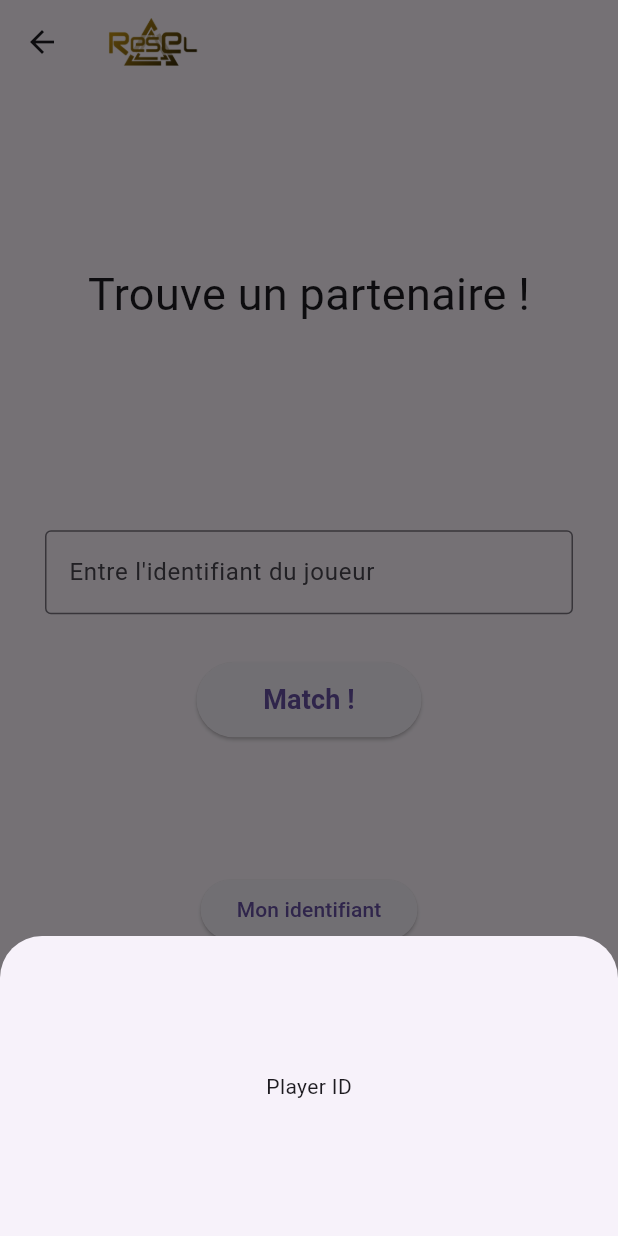
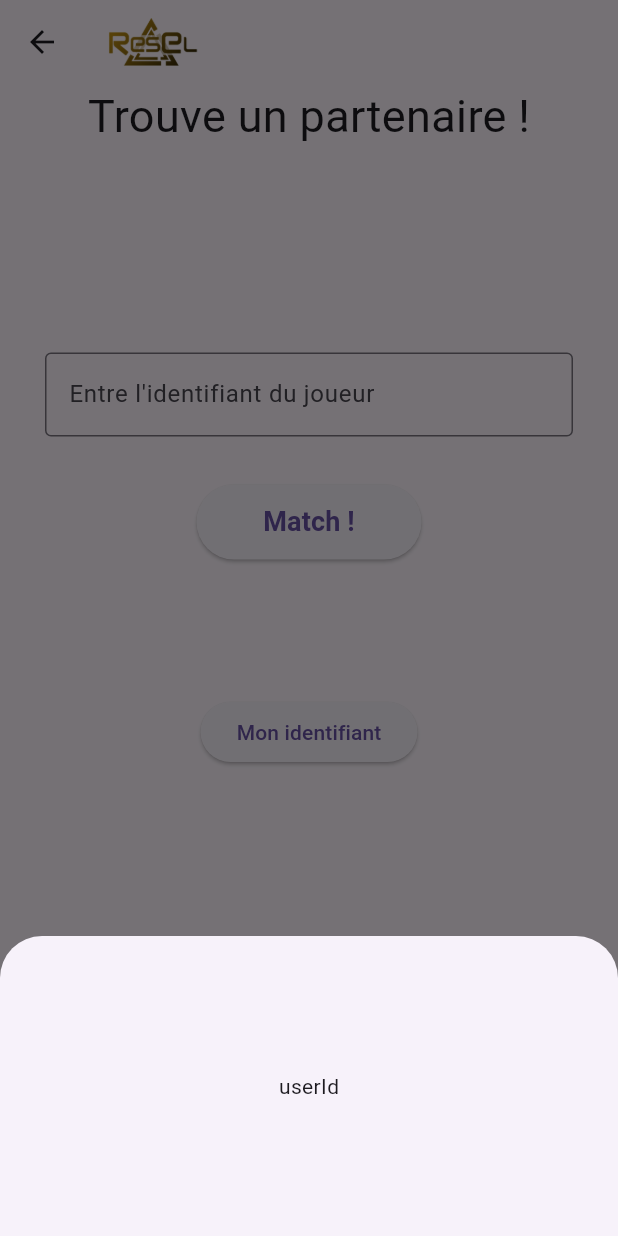
Before and after one commit to RayaneB75/multiplayer-wyr, a Flutter app: the FindMatchWindow screen opened directly with empty values, after a tap on "Mon identifiant", on a phone screen of 412 x 824 dp. Run offline on Flutter 3.47's test engine with Material 2 defaults, Android fonts, the phone set to English and light mode, and no system bars; our stand-ins replace flutter_dotenv; missing offline and left inert: universal_html; project files that could hold a hidden picture were left out.

```diff
--- a/front/lib/api_calls.dart
+++ b/front/lib/api_calls.dart
@@ -69,7 +69,10 @@ class ApiCalls {
                       context,
                       MaterialPageRoute(
                         builder: (context) =>
-                            FindMatchWindow(token: getToken(response.body)),
+                            FindMatchWindow(
+                              token: (jsonDecode(response.body))['token'],
+                              userId: (jsonDecode(response.body))['user_id'],
+                              ),
                       ))
                 }
               else
--- a/front/lib/find_match.dart
+++ b/front/lib/find_match.dart
@@ -3,7 +3,9 @@ import 'package:frontend/wyr.dart';
 
 class FindMatchWindow extends StatelessWidget {
   final String? token;
-  const FindMatchWindow({super.key, required this.token});
+  final String userId;
+
+  const FindMatchWindow({super.key, required this.token, required this.userId});
 
   @override
   Widget build(BuildContext context) {
@@ -15,13 +17,22 @@ class FindMatchWindow extends StatelessWidget {
           height: 32,
         ),
       ),
-      body: const Center(child: FindMatchForm()),
+      body: Center(
+        child: Column(
+          children:<Widget>[
+            FindMatchForm(userId: userId,),
+            // more if necessary
+          ]
+        )
+      ),
     );
   }
 }
 
 class FindMatchForm extends StatelessWidget {
-  const FindMatchForm({super.key});
+  final String userId;
+
+  const FindMatchForm({super.key, required this.userId});
 
   @override
   Widget build(BuildContext context) {
@@ -76,7 +87,7 @@ class FindMatchForm extends StatelessWidget {
                         mainAxisAlignment: MainAxisAlignment.center,
                         mainAxisSize: MainAxisSize.min,
                         children: <Widget>[
-                          Text('Player ID'),
+                         Text('userId'),
                           // ElevatedButton(
                           //   child: const Text('Close BottomSheet'),
                           //   onPressed: () => Navigator.pop(context),
```
Also changed, not shown: front/lib/items.dart (+26 -1 lines).
